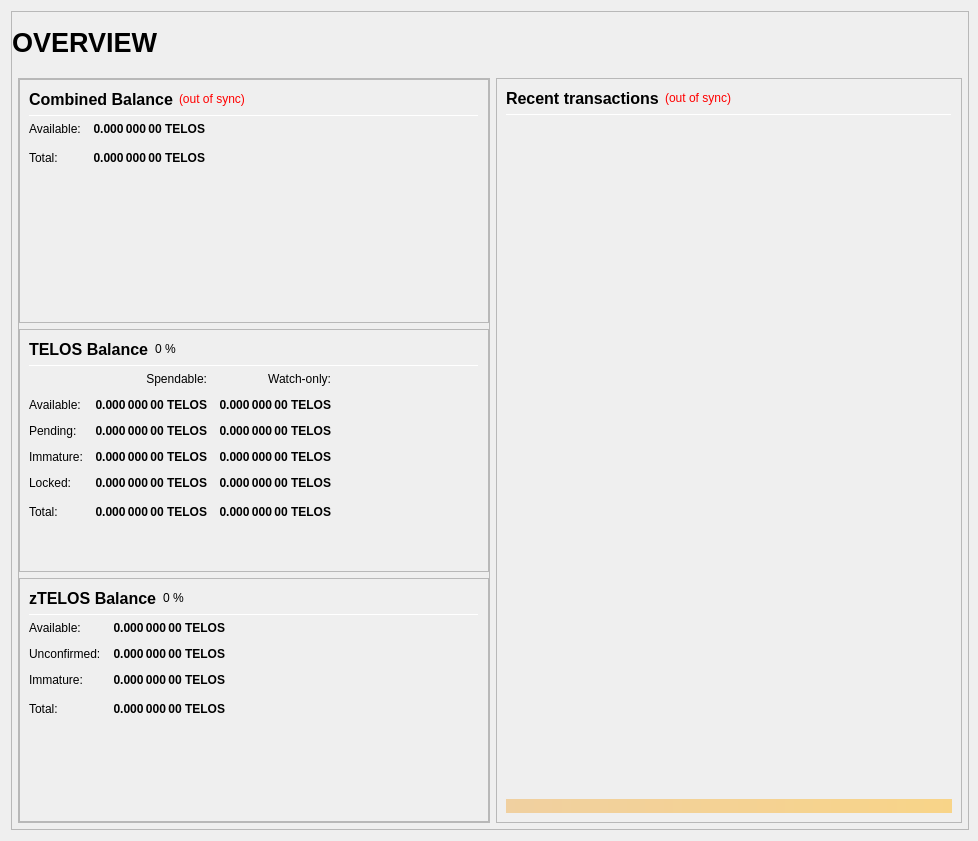
Old version of the form src/qt/forms/overviewpage.ui in the repository phoenixkonsole/MooNET.
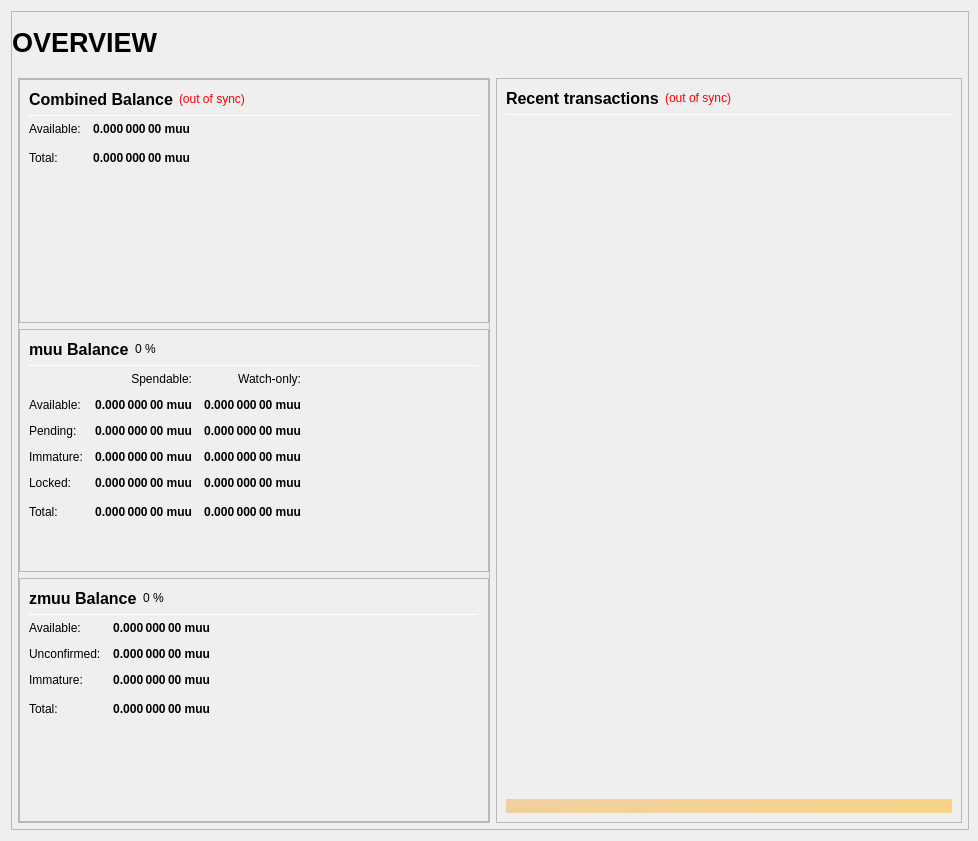
New version of the form.

What changed in the file:
```diff
--- a/src/qt/forms/overviewpage.ui
+++ b/src/qt/forms/overviewpage.ui
@@ -306,7 +306,7 @@
                           <string>Your current spendable balance</string>
                          </property>
                          <property name="text">
-                          <string notr="true">0.000 000 00 TELOS</string>
+                          <string notr="true">0.000 000 00 muu</string>
                          </property>
                          <property name="alignment">
                           <set>Qt::AlignRight|Qt::AlignTrailing|Qt::AlignVCenter</set>
@@ -338,7 +338,7 @@
                           <string>Total Balance, including all unavailable coins.</string>
                          </property>
                          <property name="text">
-                          <string notr="true">0.000 000 00 TELOS</string>
+                          <string notr="true">0.000 000 00 muu</string>
                          </property>
                          <property name="alignment">
                           <set>Qt::AlignRight|Qt::AlignTrailing|Qt::AlignVCenter</set>
@@ -406,7 +406,7 @@
                           </font>
                          </property>
                          <property name="text">
-                          <string>TELOS Balance</string>
+                          <string>muu Balance</string>
                          </property>
                         </widget>
                        </item>
@@ -498,7 +498,7 @@
                           <string>Your current spendable balance</string>
                          </property>
                          <property name="text">
-                          <string notr="true">0.000 000 00 TELOS</string>
+                          <string notr="true">0.000 000 00 muu</string>
                          </property>
                          <property name="alignment">
                           <set>Qt::AlignRight|Qt::AlignTrailing|Qt::AlignVCenter</set>
@@ -523,7 +523,7 @@
                           <string>Your current balance in watch-only addresses</string>
                          </property>
                          <property name="text">
-                          <string notr="true">0.000 000 00 TELOS</string>
+                          <string notr="true">0.000 000 00 muu</string>
                          </property>
                          <property name="alignment">
                           <set>Qt::AlignRight|Qt::AlignTrailing|Qt::AlignVCenter</set>
@@ -555,7 +555,7 @@
                           <string>Total of transactions that have yet to be confirmed, and do not yet count toward the spendable balance</string>
                          </property>
                          <property name="text">
-                          <string notr="true">0.000 000 00 TELOS</string>
+                          <string notr="true">0.000 000 00 muu</string>
                          </property>
                          <property name="alignment">
                           <set>Qt::AlignRight|Qt::AlignTrailing|Qt::AlignVCenter</set>
@@ -580,7 +580,7 @@
                           <string>Unconfirmed transactions to watch-only addresses</string>
                          </property>
                          <property name="text">
-                          <string notr="true">0.000 000 00 TELOS</string>
+                          <string notr="true">0.000 000 00 muu</string>
                          </property>
                          <property name="alignment">
                           <set>Qt::AlignRight|Qt::AlignTrailing|Qt::AlignVCenter</set>
@@ -612,7 +612,7 @@
                           <string>Staked or masternode rewards that has not yet matured</string>
                          </property>
                          <property name="text">
-                          <string notr="true">0.000 000 00 TELOS</string>
+                          <string notr="true">0.000 000 00 muu</string>
                          </property>
                          <property name="alignment">
                           <set>Qt::AlignRight|Qt::AlignTrailing|Qt::AlignVCenter</set>
@@ -637,7 +637,7 @@
                           <string>Staked or masternode rewards in watch-only addresses that has not yet matured</string>
                          </property>
                          <property name="text">
-                          <string notr="true">0.000 000 00 TELOS</string>
+                          <string notr="true">0.000 000 00 muu</string>
                          </property>
                          <property name="alignment">
                           <set>Qt::AlignRight|Qt::AlignTrailing|Qt::AlignVCenter</set>
@@ -672,7 +672,7 @@
                           <string>Locked TELOS or Masternode collaterals. These are excluded from zTELOS minting.</string>
                          </property>
                          <property name="text">
-                          <string notr="true">0.000 000 00 TELOS</string>
+                          <string notr="true">0.000 000 00 muu</string>
                          </property>
                          <property name="alignment">
                           <set>Qt::AlignRight|Qt::AlignTrailing|Qt::AlignVCenter</set>
@@ -697,7 +697,7 @@
                           <string>Current locked balance in watch-only addresses</string>
                          </property>
                          <property name="text">
-                          <string notr="true">0.000 000 00 TELOS</string>
+                          <string notr="true">0.000 000 00 muu</string>
                          </property>
                          <property name="alignment">
                           <set>Qt::AlignRight|Qt::AlignTrailing|Qt::AlignVCenter</set>
@@ -732,7 +732,7 @@
                           <string>Your current TELOS balance, unconfirmed and immature transactions included</string>
                          </property>
                          <property name="text">
-                          <string notr="true">0.000 000 00 TELOS</string>
+                          <string notr="true">0.000 000 00 muu</string>
                          </property>
                          <property name="alignment">
                           <set>Qt::AlignRight|Qt::AlignTrailing|Qt::AlignVCenter</set>
@@ -757,7 +757,7 @@
                           <string>Current total balance in watch-only addresses</string>
                          </property>
                          <property name="text">
-                          <string notr="true">0.000 000 00 TELOS</string>
+                          <string notr="true">0.000 000 00 muu</string>
                          </property>
                          <property name="alignment">
                           <set>Qt::AlignRight|Qt::AlignTrailing|Qt::AlignVCenter</set>
@@ -825,7 +825,7 @@
                           </font>
                          </property>
                          <property name="text">
-                          <string>zTELOS Balance</string>
+                          <string>zmuu Balance</string>
                          </property>
                         </widget>
                        </item>
@@ -899,7 +899,7 @@
 These zTELOS are spendable.</string>
                          </property>
                          <property name="text">
-                          <string notr="true">0.000 000 00 TELOS</string>
+                          <string notr="true">0.000 000 00 muu</string>
                          </property>
                          <property name="alignment">
                           <set>Qt::AlignRight|Qt::AlignTrailing|Qt::AlignVCenter</set>
@@ -930,7 +930,7 @@
 Immature: confirmed, but less than 1 mint of the same denomination after it was minted</string>
                          </property>
                          <property name="text">
-                          <string notr="true">0.000 000 00 TELOS</string>
+                          <string notr="true">0.000 000 00 muu</string>
                          </property>
                          <property name="alignment">
                           <set>Qt::AlignRight|Qt::AlignTrailing|Qt::AlignVCenter</set>
@@ -961,7 +961,7 @@
 Immature: confirmed, but less than 1 mint of the same denomination after it was minted</string>
                          </property>
                          <property name="text">
-                          <string notr="true">0.000 000 00 TELOS</string>
+                          <string notr="true">0.000 000 00 muu</string>
                          </property>
                          <property name="alignment">
                           <set>Qt::AlignRight|Qt::AlignTrailing|Qt::AlignVCenter</set>
@@ -993,7 +993,7 @@
                           <string>Your current zTELOS balance, unconfirmed and immature zTELOS included.</string>
                          </property>
                          <property name="text">
-                          <string notr="true">0.000 000 00 TELOS</string>
+                          <string notr="true">0.000 000 00 muu</string>
                          </property>
                          <property name="alignment">
                           <set>Qt::AlignRight|Qt::AlignTrailing|Qt::AlignVCenter</set>
```
Left out of the diff: 24 changed lines with no effect on the pictures.
